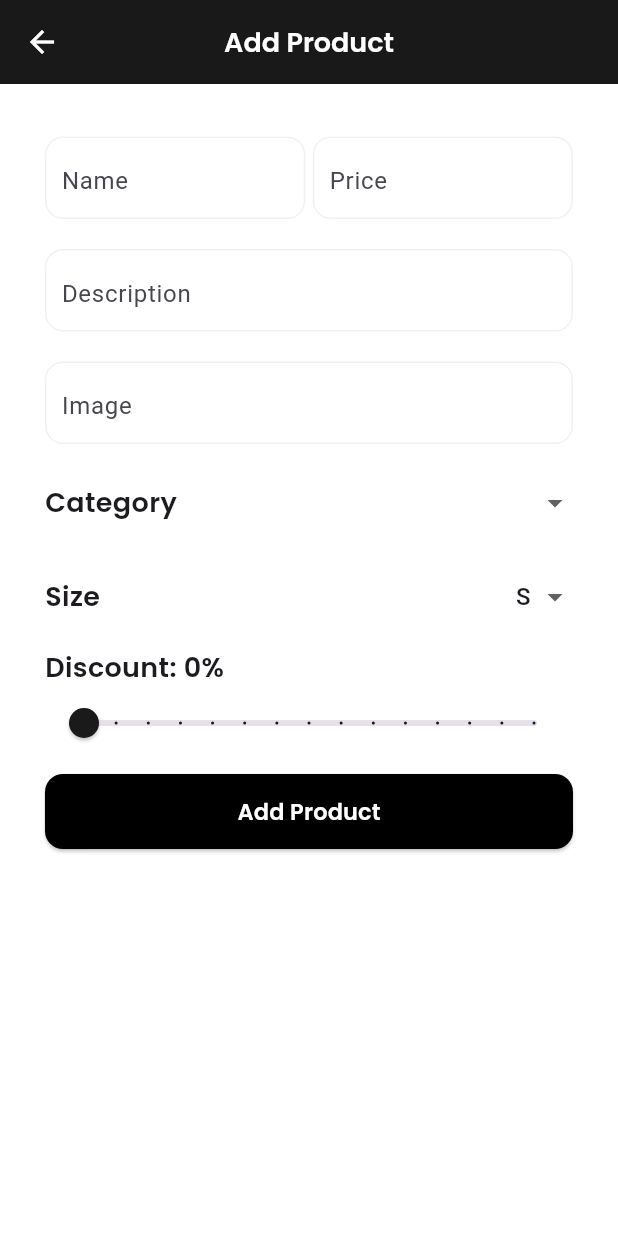
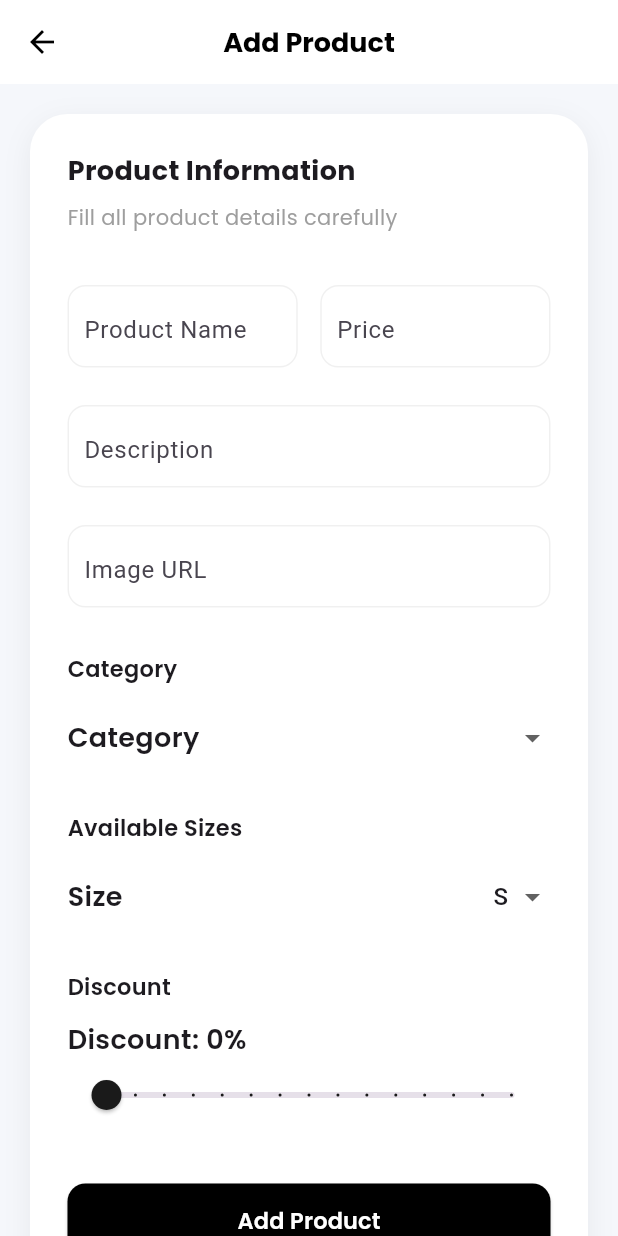
Before and after one commit to OwaisRaza1941/Swift-Cart-Admin, a Flutter app: the AddProductScreen screen opened directly, on a phone screen of 412 x 824 dp. Run offline on Flutter 3.47's test engine with Material 3 defaults, Android fonts, the phone set to English and light mode, and no system bars; our stand-ins replace cloud_firestore, firebase_auth, firebase_core, get, google_fonts; accounts and stored records are empty.

Commit message:
Updated UI Ux

```diff
--- a/lib/main.dart
+++ b/lib/main.dart
@@ -1,5 +1,7 @@
 import 'package:firebase_core/firebase_core.dart';
 import 'package:flutter/material.dart';
+import 'package:get/get_navigation/src/root/get_material_app.dart';
+import 'package:swiftcart_admin/bindings/app_bindings.dart';
 import 'package:swiftcart_admin/firebase_options.dart';
 import 'package:swiftcart_admin/screens/home/home_screen.dart';
 
@@ -7,6 +9,7 @@ void main() async {
   WidgetsFlutterBinding.ensureInitialized();
 
   await Firebase.initializeApp(options: DefaultFirebaseOptions.currentPlatform);
+  InitialBindings().dependencies();
 
   runApp(const MyApp());
 }
@@ -16,7 +19,7 @@ class MyApp extends StatelessWidget {
 
   @override
   Widget build(BuildContext context) {
-    return MaterialApp(
+    return GetMaterialApp(
       debugShowCheckedModeBanner: false,
       home: AdminDashboardScreen(),
     );
--- a/lib/models/product_model.dart
+++ b/lib/models/product_model.dart
@@ -3,7 +3,7 @@ class ProductModel {
   String name;
   String? image;
   String? description;
-  int? discount;
+  int discount = 0;
   List<String>? sizes;
   double? starRating;
   int price;
--- a/lib/screens/home/add_product_screen/add_product_screen.dart
+++ b/lib/screens/home/add_product_screen/add_product_screen.dart
@@ -5,7 +5,6 @@ import 'package:swiftcart_admin/screens/home/widgets/categories.dart';
 import 'package:swiftcart_admin/screens/home/widgets/discount_slider.dart';
 import 'package:swiftcart_admin/screens/home/widgets/product_size.dart';
 import 'package:swiftcart_admin/screens/product/controller/product_screen_controller.dart';
-import 'package:swiftcart_admin/utils/constants/app_color.dart';
 import 'package:swiftcart_admin/utils/constants/text_styles.dart';
 import 'package:swiftcart_admin/widgets/custom_button.dart';
 import 'package:swiftcart_admin/widgets/custom_text_fields.dart';
@@ -23,31 +22,70 @@ class AddProductScreen extends StatelessWidget {
     ProductController controller = Get.find<ProductController>();
 
     return Scaffold(
+      backgroundColor: const Color(0xffF5F7FB),
+
       appBar: AppBar(
-        backgroundColor: AppColors.backgroundDarkColor,
-        title: Text('Add Product'),
+        elevation: 0,
         centerTitle: true,
-        iconTheme: IconThemeData(color: Colors.white),
-        titleTextStyle: AppTextStyle.h3.copyWith(color: Colors.white),
+        backgroundColor: Colors.white,
+        title: Text(
+          "Add Product",
+          style: AppTextStyle.h3.copyWith(
+            color: Colors.black,
+            fontWeight: FontWeight.bold,
+          ),
+        ),
+        iconTheme: IconThemeData(color: Colors.black),
       ),
-      backgroundColor: Colors.white,
-      body: SingleChildScrollView(
-        child: Center(
-          child: Padding(
-            padding: EdgeInsets.all(30),
+
+      body: Center(
+        child: SingleChildScrollView(
+          child: Container(
+            constraints: BoxConstraints(maxWidth: 700),
+            margin: EdgeInsets.all(20),
+            padding: EdgeInsets.all(25),
+            decoration: BoxDecoration(
+              color: Colors.white,
+              borderRadius: BorderRadius.circular(25),
+              boxShadow: [
+                BoxShadow(
+                  color: Colors.black.withOpacity(0.06),
+                  blurRadius: 15,
+                  offset: Offset(0, 5),
+                ),
+              ],
+            ),
+
             child: Column(
-              crossAxisAlignment: CrossAxisAlignment.center,
-              mainAxisAlignment: MainAxisAlignment.center,
+              crossAxisAlignment: CrossAxisAlignment.start,
               children: [
+                /// Header
+                Text(
+                  "Product Information",
+                  style: AppTextStyle.h3.copyWith(fontWeight: FontWeight.bold),
+                ),
+
+                const SizedBox(height: 8),
+
+                Text(
+                  "Fill all product details carefully",
+                  style: AppTextStyle.bodyMedium.copyWith(color: Colors.grey),
+                ),
+
+                const SizedBox(height: 30),
+
+                /// Name + Price
                 Row(
                   children: [
                     Expanded(
                       child: CustomTextFields(
-                        hintText: 'Name',
+                        hintText: 'Product Name',
                         controller: nameCtrl,
                       ),
                     ),
-                    SizedBox(width: 5),
+
+                    const SizedBox(width: 15),
+
                     Expanded(
                       child: CustomTextFields(
                         hintText: 'Price',
@@ -56,43 +94,94 @@ class AddProductScreen extends StatelessWidget {
                     ),
                   ],
                 ),
-                SizedBox(height: 15),
+
+                const SizedBox(height: 20),
+
+                /// Description
                 CustomTextFields(hintText: 'Description', controller: desCtrl),
-                SizedBox(height: 15),
-                CustomTextFields(hintText: 'Image', controller: imageCtrl),
-                SizedBox(height: 15),
+
+                const SizedBox(height: 20),
+
+                /// Image
+                CustomTextFields(hintText: 'Image URL', controller: imageCtrl),
+
+                const SizedBox(height: 30),
+
+                /// Category
+                Text(
+                  "Category",
+                  style: AppTextStyle.bodyLarge.copyWith(
+                    fontWeight: FontWeight.w600,
+                  ),
+                ),
+
+                const SizedBox(height: 12),
+
                 ProductCategories(),
-                SizedBox(height: 15),
+
+                const SizedBox(height: 25),
+
+                /// Size
+                Text(
+                  "Available Sizes",
+                  style: AppTextStyle.bodyLarge.copyWith(
+                    fontWeight: FontWeight.w600,
+                  ),
+                ),
+
+                const SizedBox(height: 12),
+
                 ProductSize(),
-                SizedBox(height: 10),
+
+                const SizedBox(height: 25),
+
+                /// Discount
+                Text(
+                  "Discount",
+                  style: AppTextStyle.bodyLarge.copyWith(
+                    fontWeight: FontWeight.w600,
+                  ),
+                ),
+
+                const SizedBox(height: 12),
+
                 DiscountSlider(),
-                SizedBox(height: 10),
+
+                const SizedBox(height: 35),
+
+                /// Button
                 Obx(() {
                   return CustomButton(
                     backgroundColor: controller.isLoading.value
-                        ? AppColors.buttonDisableColor
+                        ? Colors.grey
                         : Colors.black,
+
                     textColor: Colors.white,
                     width: double.infinity,
+
                     text: controller.isLoading.value
                         ? 'Please wait...'
                         : 'Add Product',
+
                     onPressed: controller.isLoading.value
                         ? null
                         : () async {
                             int price = int.tryParse(priceCtrl.text) ?? 0;
+
                             int? discount = controller.discountValue.value > 0
                                 ? controller.discountValue.value.toInt()
                                 : null;
+
                             ProductModel product = ProductModel(
                               name: nameCtrl.text,
                               price: price,
-                              category: controller.selectedValue.value,
+                              category: controller.selectedcategoryValue.value,
                               description: desCtrl.text,
                               image: imageCtrl.text,
                               discount: discount,
-                              size: controller.selectedValue.value,
+                              size: controller.selectedSizeValue.value,
                             );
+
                             await controller.addProduct(product);
 
                             nameCtrl.clear();
--- a/lib/screens/home/widgets/categories.dart
+++ b/lib/screens/home/widgets/categories.dart
@@ -17,12 +17,12 @@ class ProductCategories extends StatelessWidget {
           return DropdownButton<String>(
             style: AppTextStyle.bodyMedium,
             underline: SizedBox(),
-            value: controller.selectedValue.value,
-            items: controller.sizeList.map((list) {
+            value: controller.selectedcategoryValue.value,
+            items: controller.categoryList.map((list) {
               return DropdownMenuItem(value: list, child: Text(list));
             }).toList(),
             onChanged: (value) {
-              controller.updatedValue(value!);
+              controller.updatedCategoryValue(value!);
             },
           );
         }),
--- a/lib/screens/home/widgets/product_size.dart
+++ b/lib/screens/home/widgets/product_size.dart
@@ -17,12 +17,12 @@ class ProductSize extends StatelessWidget {
         Obx(() {
           return DropdownButton<String>(
             underline: SizedBox(),
-            value: controller.selectedValue.value,
+            value: controller.selectedSizeValue.value,
             items: controller.sizeList.map((list) {
               return DropdownMenuItem(value: list, child: Text(list));
             }).toList(),
             onChanged: (value) {
-              controller.updatedValue(value!);
+              controller.updatedSizeValue(value!);
             },
           );
         }),
--- a/lib/screens/product/controller/product_screen_controller.dart
+++ b/lib/screens/product/controller/product_screen_controller.dart
@@ -1,22 +1,31 @@
-
 import 'package:firebase_auth/firebase_auth.dart';
 import 'package:get/get.dart';
 import 'package:swiftcart_admin/models/product_model.dart';
 import 'package:swiftcart_admin/services/product_services.dart';
 
 class ProductController extends GetxController {
+  /// Product Services
   final ProductServices _productServices = ProductServices();
 
+  /// isLoading
   RxBool isLoading = false.obs;
 
   RxDouble discountValue = 0.0.obs;
 
-  RxString selectedValue = 'S'.obs;
+  RxString selectedcategoryValue = 'Shirt'.obs;
+
+  var categoryList = ['Shirt', 'Tshirt', 'Shoes', 'Polo', 'Jeans'].obs;
+
+  RxString selectedSizeValue = 'S'.obs;
 
   var sizeList = ['S', 'M', 'L'].obs;
 
-  void updatedValue(String value) {
-    selectedValue.value = value;
+  void updatedSizeValue(String value) {
+    selectedSizeValue.value = value;
+  }
+
+  void updatedCategoryValue(String value) {
+    selectedcategoryValue.value = value;
   }
 
   void loading() => isLoading.value = true;
--- a/lib/services/product_services.dart
+++ b/lib/services/product_services.dart
@@ -28,7 +28,7 @@ class ProductServices {
   Future<void> updatedProduct(ProductModel product) async {
     try {
       /// Updated Product In Unique Id
-      await _productCollection.doc(product.id).update(product.toMap());
+      await _productCollection.doc().update(product.toMap());
     } on FirebaseException {
       rethrow;
     }
--- a/pubspec.yaml
+++ b/pubspec.yaml
@@ -35,12 +35,10 @@ dependencies:
   # Use with the CupertinoIcons class for iOS style icons.
   cupertino_icons: ^1.0.8
   get: ^4.7.3
-  google_fonts: ^8.1.0
   cloud_firestore: ^6.4.1
   firebase_auth: ^6.5.1
-  google_sign_in: ^7.2.0
-  shared_preferences: ^2.5.5
   firebase_core: ^4.9.0
+  google_fonts: ^8.1.0
 
 dev_dependencies:
   flutter_test:
```
Also changed, not shown: lib/components/dashboard_cards.dart (+4 -13 lines), lib/home_screen.dart (deleted, +0 -259 lines), lib/screens/home/home_screen.dart (+4 -71 lines), lib/screens/home/widgets/dahborad_topbar.dart (added, +40 -0 lines), lib/screens/home/widgets/dashborad_cards.dart (+3 -4 lines), lib/screens/home/widgets/grid_cards.dart (added, +45 -0 lines), lib/services/authentication_service.dart (+23 -23 lines), lib/services/local_storage_services.dart (+16 -16 lines), pubspec.lock, 4 other files.
